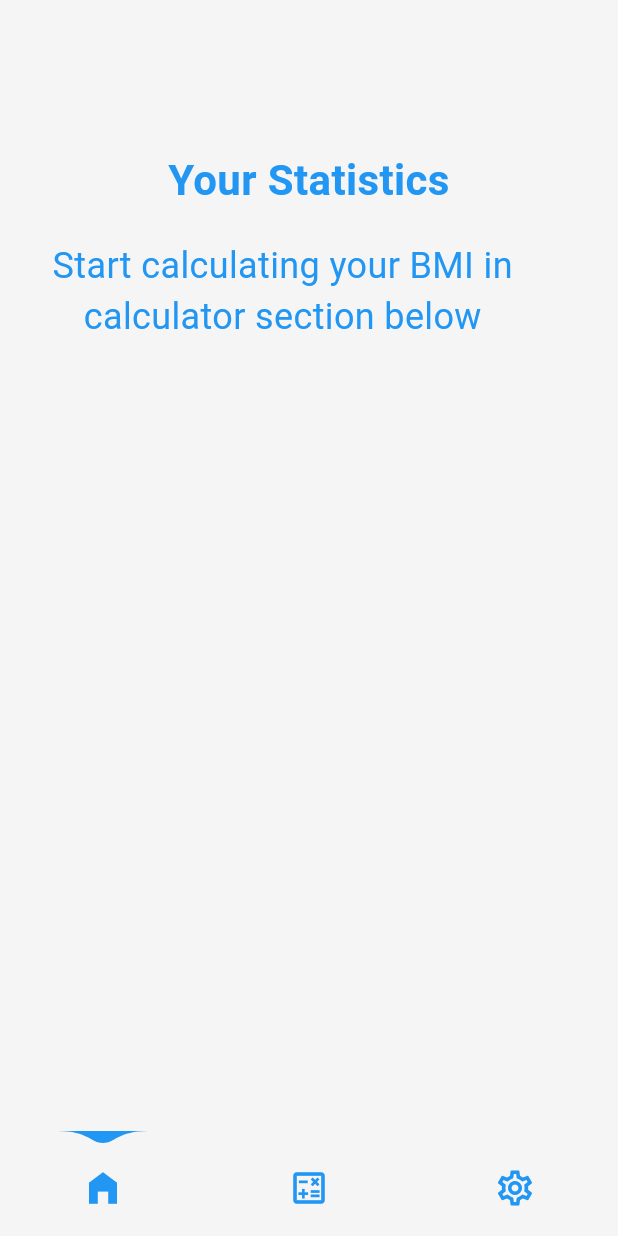
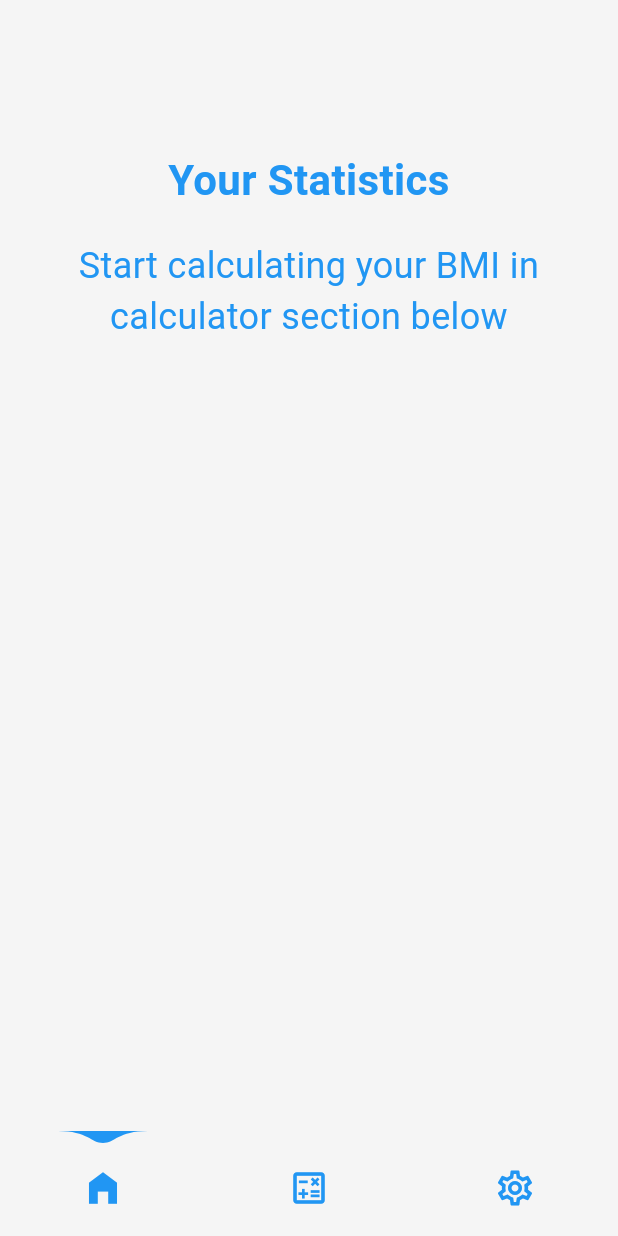
Before and after one commit to kry-ozo/bmiApp, a Flutter app: the screen it shows after launch, on a phone screen of 412 x 824 dp. Run offline on Flutter 3.47's test engine with Material 3 defaults, Android fonts, the phone set to English and light mode, and no system bars; drawn by our look-alikes of water_drop_nav_bar; our stand-ins replace fl_chart.

Commit message:
Final UI design changes

```diff
--- a/lib/components/bmi_tile.dart
+++ b/lib/components/bmi_tile.dart
@@ -10,7 +10,7 @@ class BmiTile extends StatelessWidget {
   Widget build(BuildContext context) {
     return ListTile(
       leading: const Icon(Icons.insights_outlined),
-      title: Text("Date:${bmiData.date.toString().substring(0,10)} Result:${bmiData.bmi}"),
+      title: Text("Date: ${bmiData.date.toString().substring(0,10)}     Result:${bmiData.bmi}"),
       trailing: GestureDetector(onTap: onTap, child: const Icon(Icons.delete_outline),),
     );
   }
--- a/lib/pages/calculator_page.dart
+++ b/lib/pages/calculator_page.dart
@@ -27,9 +27,9 @@ class CalculatorPage extends StatelessWidget {
             padding: const EdgeInsets.all(8.0),
             child: Row(
                children: [
-                Expanded(child: TextField(decoration: InputDecoration(hintText: "your weight (${Provider.of<BmiProvider>(context).getBmiSettings["weight"]})", border: OutlineInputBorder()), textAlign: TextAlign.center, controller: weightControler,),),
+                Expanded(child: TextField(decoration: InputDecoration(hintText: "your weight (${Provider.of<BmiProvider>(context).getBmiSettings["weight"]})", border: const OutlineInputBorder()), textAlign: TextAlign.center, controller: weightControler,),),
                 const SizedBox(height: 20,width: 20,),
-                Expanded(child: TextField(decoration: InputDecoration(hintText: "your height (${Provider.of<BmiProvider>(context).getBmiSettings["height"]})", border: OutlineInputBorder()), textAlign: TextAlign.center, controller: heightControler,),),
+                Expanded(child: TextField(decoration: InputDecoration(hintText: "your height (${Provider.of<BmiProvider>(context).getBmiSettings["height"]})", border: const OutlineInputBorder()), textAlign: TextAlign.center, controller: heightControler,),),
             ],
         ),
       ),
--- a/lib/pages/home_page.dart
+++ b/lib/pages/home_page.dart
@@ -37,7 +37,7 @@ class _HomePageState extends State<HomePage> {
     int weight = int.parse(weightData.text);
     final int height = int.parse(heightData.text);
 
-    final settings = Provider.of<BmiProvider>(context).getBmiSettings;
+    final settings = Provider.of<BmiProvider>(context, listen: false).getBmiSettings;
     final double heightInMeters = height/100;
 
     if(settings["weight"]=="lbs"){
--- a/lib/pages/main_page.dart
+++ b/lib/pages/main_page.dart
@@ -24,20 +24,20 @@ class _MainPageState extends State<MainPage> {
         const Text("Your Statistics",
         style: TextStyle(color: Colors.blue, fontSize: 28,fontWeight: FontWeight.bold), textAlign: TextAlign.center,),
         const SizedBox(height: 20,),
-        Container(
-          margin: const EdgeInsets.only(right: 35),
-          child: Builder(
+        Builder(
             builder: (context){
               if(bmiProvider.bmiData.isEmpty){
-                return const Text("Start calculating your BMI in calculator section below", style: TextStyle(color: Colors.blue, fontSize: 24,), textAlign: TextAlign.center,);
+                return const Padding(
+                  padding: EdgeInsets.symmetric(horizontal: 16),
+                  child:  Text("Start calculating your BMI in calculator section below", style: TextStyle(color: Colors.blue, fontSize: 24,), textAlign: TextAlign.center,),
+                );
               }else{
-                return ChartLine(bmiHistory: bmiProvider.bmiData);
+                return Center(child: ChartLine(bmiHistory: bmiProvider.bmiData));
               }
             }
-            )
-
-
             ),
+          const SizedBox(height: 35,),
+          bmiProvider.bmiData.isNotEmpty ? const Text("Last logs of your BMI", style: TextStyle(color: Colors.blue, fontSize: 28,fontWeight: FontWeight.bold), textAlign: TextAlign.center,) : const Text(""),
           Expanded(
             child: ListView.builder(
               itemCount: bmiProvider.bmiData.length,
```
Also changed, not shown: lib/components/chart_line.dart (+6 -7 lines). Lines whose indentation alone changed are shown as unchanged.
